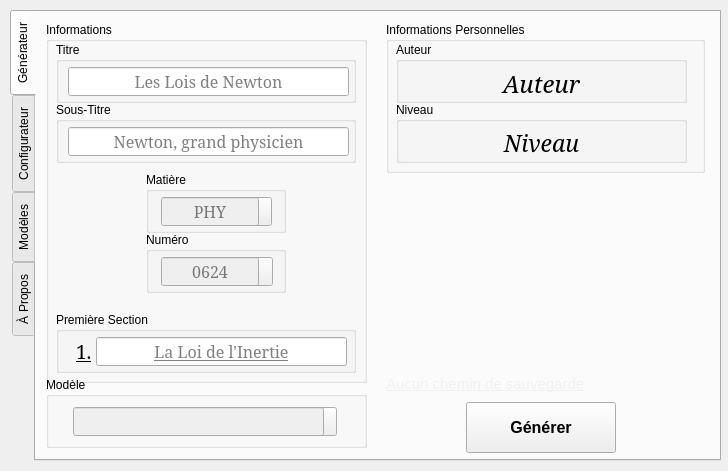
This is src/pyEtude.ui in BourgonLaurent/pyEtude as Qt 5 draws it before an edit. The edited form follows.
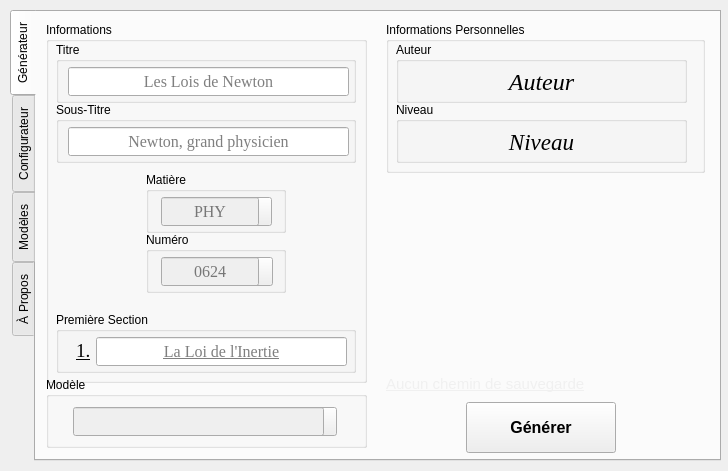
This is the edited form. Icons and pictures are not drawn.

Commit message: formatting + changed to times new roman for compatibility

```diff
--- a/src/pyEtude.ui
+++ b/src/pyEtude.ui
@@ -1823,7 +1823,7 @@
         </property>
         <property name="font">
          <font>
-          <family>Garamond</family>
+          <family>Times New Roman</family>
           <pointsize>12</pointsize>
          </font>
         </property>
@@ -1870,7 +1870,7 @@
         </property>
         <property name="font">
          <font>
-          <family>Garamond</family>
+          <family>Times New Roman</family>
           <pointsize>12</pointsize>
          </font>
         </property>
@@ -1923,7 +1923,7 @@
         </property>
         <property name="font">
          <font>
-          <family>Garamond</family>
+          <family>Times New Roman</family>
           <pointsize>12</pointsize>
          </font>
         </property>
@@ -1994,7 +1994,7 @@
         </property>
         <property name="font">
          <font>
-          <family>Garamond</family>
+          <family>Times New Roman</family>
           <pointsize>12</pointsize>
          </font>
         </property>
@@ -2053,7 +2053,7 @@
         </property>
         <property name="font">
          <font>
-          <family>Garamond</family>
+          <family>Times New Roman</family>
           <pointsize>14</pointsize>
           <underline>true</underline>
          </font>
@@ -2082,7 +2082,7 @@
         </property>
         <property name="font">
          <font>
-          <family>Garamond</family>
+          <family>Times New Roman</family>
           <pointsize>12</pointsize>
           <underline>true</underline>
          </font>
@@ -2194,7 +2194,7 @@
         </property>
         <property name="font">
          <font>
-          <family>Garamond</family>
+          <family>Times New Roman</family>
           <pointsize>18</pointsize>
           <italic>true</italic>
          </font>
@@ -2236,7 +2236,7 @@
         </property>
         <property name="font">
          <font>
-          <family>Garamond</family>
+          <family>Times New Roman</family>
           <pointsize>17</pointsize>
           <italic>true</italic>
          </font>
```
Left out of the diff: 6 changed lines with no effect on the pictures. The commit also changes 2 other files.
